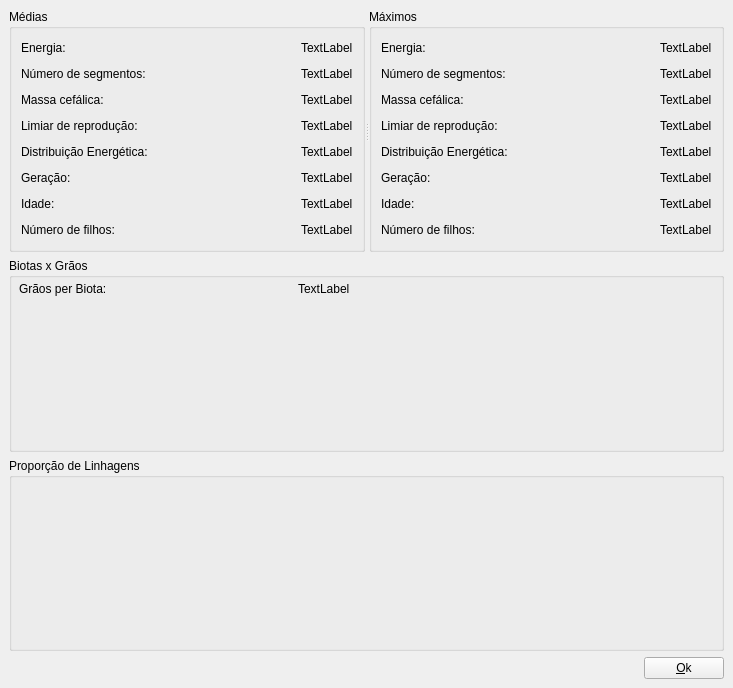
Qt form gui/forms/stat.ui (rodrigosetti/simvida) before a commit.
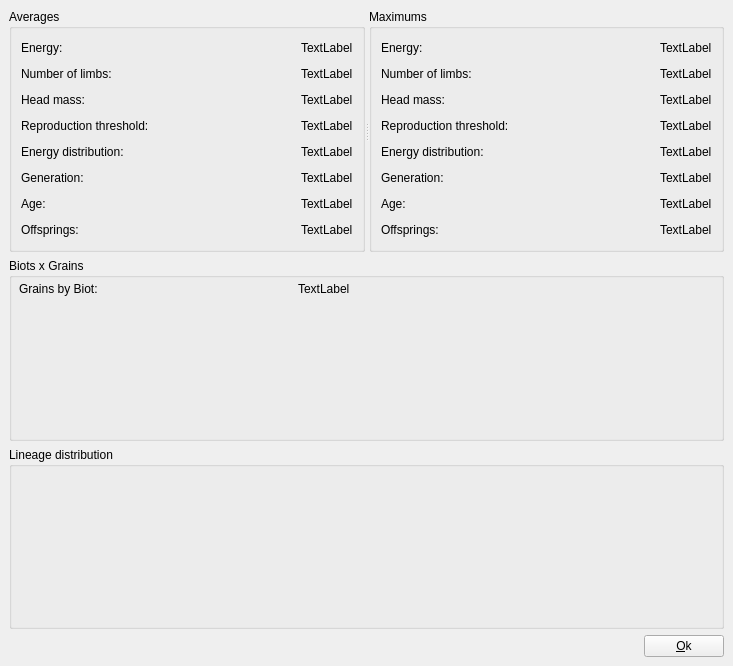
The same form after that commit. Icons and pictures are not drawn. Custom widgets are drawn as their Qt base class.

```diff
--- a/gui/forms/stat.ui
+++ b/gui/forms/stat.ui
@@ -6,7 +6,7 @@
     <x>0</x>
     <y>0</y>
     <width>733</width>
-    <height>688</height>
+    <height>666</height>
    </rect>
   </property>
   <property name="windowTitle" >
@@ -29,7 +29,7 @@
      </property>
      <widget class="QGroupBox" name="groupBox_3" >
       <property name="title" >
-       <string>Médias</string>
+       <string>Averages</string>
       </property>
       <layout class="QVBoxLayout" >
        <property name="margin" >
@@ -49,7 +49,7 @@
          <item>
           <widget class="QLabel" name="label1" >
            <property name="text" >
-            <string>Energia:</string>
+            <string>Energy:</string>
            </property>
           </widget>
          </item>
@@ -86,7 +86,7 @@
          <item>
           <widget class="QLabel" name="label2" >
            <property name="text" >
-            <string>Número de segmentos:</string>
+            <string>Number of limbs:</string>
            </property>
           </widget>
          </item>
@@ -123,7 +123,7 @@
          <item>
           <widget class="QLabel" name="label3" >
            <property name="text" >
-            <string>Massa cefálica:</string>
+            <string>Head mass:</string>
            </property>
           </widget>
          </item>
@@ -160,7 +160,7 @@
          <item>
           <widget class="QLabel" name="labe4" >
            <property name="text" >
-            <string>Limiar de reprodução:</string>
+            <string>Reproduction threshold:</string>
            </property>
           </widget>
          </item>
@@ -197,7 +197,7 @@
          <item>
           <widget class="QLabel" name="label5" >
            <property name="text" >
-            <string>Distribuição Energética:</string>
+            <string>Energy distribution:</string>
            </property>
           </widget>
          </item>
@@ -234,7 +234,7 @@
          <item>
           <widget class="QLabel" name="label6" >
            <property name="text" >
-            <string>Geração:</string>
+            <string>Generation:</string>
            </property>
           </widget>
          </item>
@@ -271,7 +271,7 @@
          <item>
           <widget class="QLabel" name="label7" >
            <property name="text" >
-            <string>Idade:</string>
+            <string>Age:</string>
            </property>
           </widget>
          </item>
@@ -308,7 +308,7 @@
          <item>
           <widget class="QLabel" name="label" >
            <property name="text" >
-            <string>Número de filhos:</string>
+            <string>Offsprings:</string>
            </property>
           </widget>
          </item>
@@ -338,7 +338,7 @@
      </widget>
      <widget class="QGroupBox" name="groupBox_4" >
       <property name="title" >
-       <string>Máximos</string>
+       <string>Maximums</string>
       </property>
       <layout class="QVBoxLayout" >
        <property name="margin" >
@@ -358,7 +358,7 @@
          <item>
           <widget class="QLabel" name="label1_2" >
            <property name="text" >
-            <string>Energia:</string>
+            <string>Energy:</string>
            </property>
           </widget>
          </item>
@@ -395,7 +395,7 @@
          <item>
           <widget class="QLabel" name="label2_2" >
            <property name="text" >
-            <string>Número de segmentos:</string>
+            <string>Number of limbs:</string>
            </property>
           </widget>
          </item>
@@ -432,7 +432,7 @@
          <item>
           <widget class="QLabel" name="label3_2" >
            <property name="text" >
-            <string>Massa cefálica:</string>
+            <string>Head mass:</string>
            </property>
           </widget>
          </item>
@@ -469,7 +469,7 @@
          <item>
           <widget class="QLabel" name="labe4_2" >
            <property name="text" >
-            <string>Limiar de reprodução:</string>
+            <string>Reproduction threshold:</string>
            </property>
           </widget>
          </item>
@@ -506,7 +506,7 @@
          <item>
           <widget class="QLabel" name="label5_2" >
            <property name="text" >
-            <string>Distribuição Energética:</string>
+            <string>Energy distribution:</string>
            </property>
           </widget>
          </item>
@@ -543,7 +543,7 @@
          <item>
           <widget class="QLabel" name="label6_2" >
            <property name="text" >
-            <string>Geração:</string>
+            <string>Generation:</string>
            </property>
           </widget>
          </item>
@@ -580,7 +580,7 @@
          <item>
           <widget class="QLabel" name="label7_2" >
            <property name="text" >
-            <string>Idade:</string>
+            <string>Age:</string>
            </property>
           </widget>
          </item>
@@ -617,7 +617,7 @@
          <item>
           <widget class="QLabel" name="label_2" >
            <property name="text" >
-            <string>Número de filhos:</string>
+            <string>Offsprings:</string>
            </property>
           </widget>
          </item>
@@ -650,7 +650,7 @@
    <item>
     <widget class="QGroupBox" name="groupBox" >
      <property name="title" >
-      <string>Biotas x Grãos</string>
+      <string>Biots x Grains</string>
      </property>
      <widget class="QWidget" name="layoutWidget" >
       <property name="geometry" >
@@ -671,7 +671,7 @@
        <item>
         <widget class="QLabel" name="label_3" >
          <property name="text" >
-          <string>Grãos per Biota:</string>
+          <string>Grains by Biot:</string>
          </property>
         </widget>
        </item>
@@ -720,7 +720,7 @@
    <item>
     <widget class="QGroupBox" name="groupBox_2" >
      <property name="title" >
-      <string>Proporção de Linhagens</string>
+      <string>Lineage distribution</string>
      </property>
      <widget class="Grafico" native="1" name="imgEspecies" >
       <property name="geometry" >
@@ -732,9 +732,7 @@
        </rect>
       </property>
       <property name="sizePolicy" >
-       <sizepolicy>
-        <hsizetype>0</hsizetype>
-        <vsizetype>0</vsizetype>
+       <sizepolicy vsizetype="Fixed" hsizetype="Fixed" >
         <horstretch>0</horstretch>
         <verstretch>0</verstretch>
        </sizepolicy>
```
Left out of the diff: 173 changed lines with no effect on the pictures.
